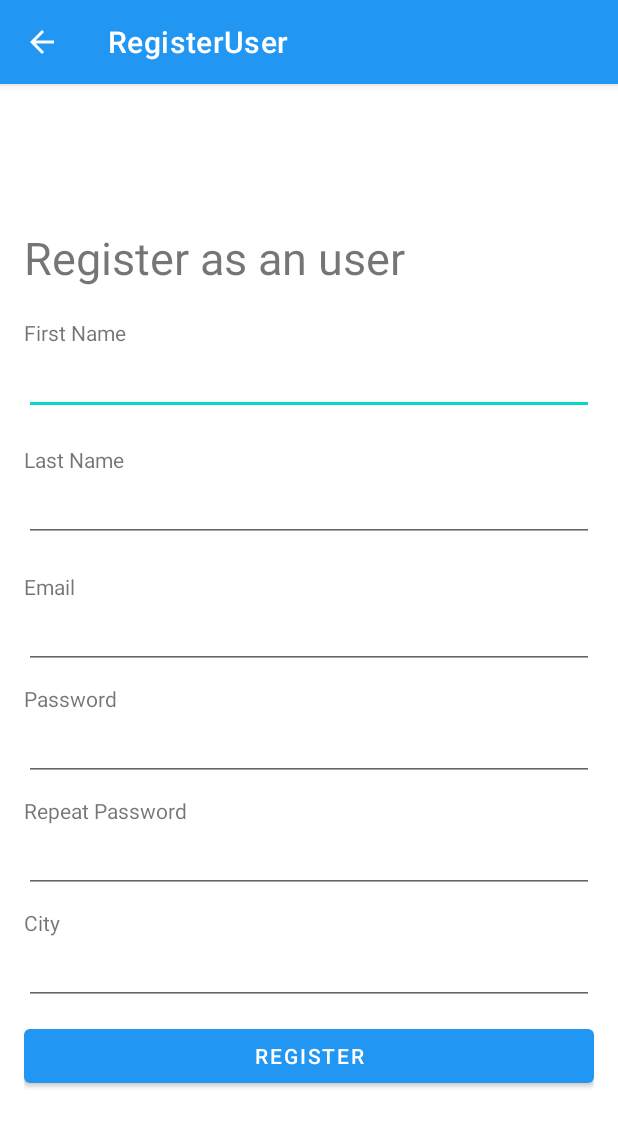
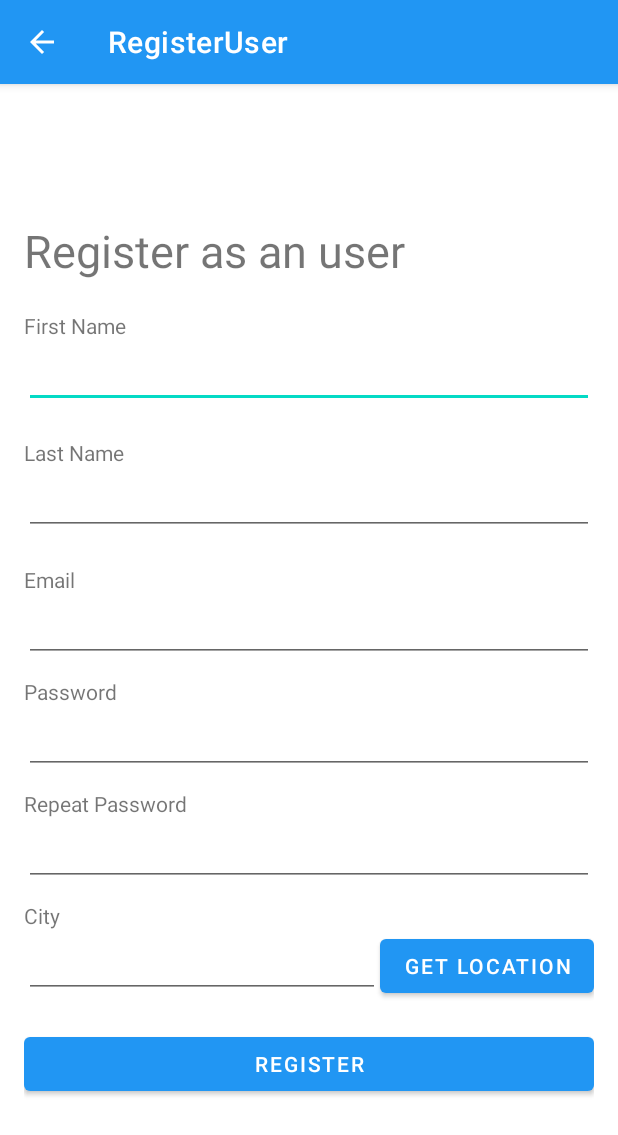
Before and after one commit to BigThor20/FindArtist, an Android app: the RegisterUserActivity screen opened directly, with no data from a screen before it, after a tap on "REGISTER", on a phone screen of 412 x 824 dp. Shown: the top 1135 px of the screen. Run offline under Robolectric (Android 15) with nearby library versions, the phone set to English and light mode, and no system bars; our stand-ins replace Firebase (no records; nobody signed in at launch, a user with empty details on screens opened directly).

Commit message:
add get location on register page

```diff
--- a/app/build.gradle
+++ b/app/build.gradle
@@ -73,6 +73,9 @@ dependencies {
     implementation 'com.github.bumptech.glide:glide:4.12.0'
     annotationProcessor 'com.github.bumptech.glide:compiler:4.12.0'
     implementation 'androidx.fragment:fragment-ktx:1.5.7'
+    implementation 'com.google.android.gms:play-services-location:21.0.1'
+    implementation 'com.google.android.gms:play-services-maps:18.1.0'
+
 
 
 
--- a/app/src/main/AndroidManifest.xml
+++ b/app/src/main/AndroidManifest.xml
@@ -1,6 +1,8 @@
 <?xml version="1.0" encoding="utf-8"?>
 <manifest xmlns:android="http://schemas.android.com/apk/res/android"
     xmlns:tools="http://schemas.android.com/tools">
+    <uses-permission android:name="android.permission.ACCESS_COARSE_LOCATION" />
+    <uses-permission android:name="android.permission.ACCESS_FINE_LOCATION" />
 
     <application
         android:allowBackup="true"
@@ -51,6 +53,8 @@
             android:label="Profile">
         </activity>
 
+
     </application>
 
+
 </manifest>
--- a/app/src/main/java/com/example/findartist/adapter/ItemAdapter.kt
+++ b/app/src/main/java/com/example/findartist/adapter/ItemAdapter.kt
@@ -41,9 +41,7 @@ class ItemAdapter(private val context: Context,
                 listener.onItemClick(adapterPosition, dataset[position].id)
             }
         }
-
     }
-
 
     /**
      * Create new views (invoked by the layout manager)
--- /dev/null
+++ b/app/src/main/java/com/example/findartist/views/RegisterFieldsFragment.kt
@@ -0,0 +1,68 @@
+package com.example.findartist.views
+import android.Manifest
+import android.content.pm.PackageManager
+import android.location.Location
+import android.os.Bundle
+import android.util.Log
+import android.view.LayoutInflater
+import android.view.View
+import android.view.ViewGroup
+import android.widget.Button
+import android.widget.EditText
+import androidx.core.app.ActivityCompat
+import androidx.core.content.ContextCompat
+import androidx.fragment.app.Fragment
+import com.example.findartist.R
+import com.example.findartist.location.LocationUtils
+import com.google.android.gms.location.FusedLocationProviderClient
+import com.google.android.gms.location.LocationServices
+
+class RegisterFieldsFragment : Fragment() {
+
+    private lateinit var fusedLocationClient: FusedLocationProviderClient
+
+    override fun onCreateView(inflater: LayoutInflater, container: ViewGroup?, savedInstanceState: Bundle?): View? {
+        // Inflate the layout for this fragment
+
+        return inflater.inflate(R.layout.fragment_register_fields, container, false)
+    }
+
+    override fun onViewCreated(view: View, savedInstanceState: Bundle?) {
+        super.onViewCreated(view, savedInstanceState)
+
+        fusedLocationClient = LocationServices.getFusedLocationProviderClient(requireActivity())
+
+
+        val getLocationButton = view.findViewById<Button>(R.id.getLocationButton)
+        val cityInput = view.findViewById<EditText>(R.id.editTextCity)
+        getLocationButton.setOnClickListener {
+            requestLocation(cityInput)
+        }
+    }
+
+    private fun requestLocation(cityInput : EditText) {
+        if (ContextCompat.checkSelfPermission(requireContext(), Manifest.permission.ACCESS_FINE_LOCATION)
+            == PackageManager.PERMISSION_GRANTED) {
+            fusedLocationClient.lastLocation
+                .addOnSuccessListener { location: Location? ->
+                    if (location != null) {
+                        // Handle the location here
+                        // For example, you can get the latitude and longitude
+                        val cityName = LocationUtils(requireContext()).getCityName(location)
+                        cityInput.setText(cityName)
+                        Log.i("dd", "se schimba $cityName")
+                    }
+                }
+        } else {
+            ActivityCompat.requestPermissions(
+                requireActivity(),
+                arrayOf(Manifest.permission.ACCESS_FINE_LOCATION),
+                LOCATION_PERMISSION_REQUEST_CODE
+            )
+        }
+    }
+
+    companion object {
+        private const val LOCATION_PERMISSION_REQUEST_CODE = 1
+    }
+}
--- a/app/src/main/java/com/example/findartist/views/RegisterUserActivity.kt
+++ b/app/src/main/java/com/example/findartist/views/RegisterUserActivity.kt
@@ -22,12 +22,12 @@ class RegisterUserActivity : AppCompatActivity() {
 
         val registerButton = findViewById<Button>(R.id.registerUser)
         registerButton.setOnClickListener {
-            val firstName = findViewById<EditText>(R.id.editTextFirstName1).text.toString()
-            val lastName = findViewById<EditText>(R.id.editTextLastName1).text.toString()
-            val mail = findViewById<EditText>(R.id.editTextEmail1).text.toString()
-            val password = findViewById<EditText>(R.id.editTextPassword1).text.toString()
-            val confirmPassword = findViewById<EditText>(R.id.editTextRepeatPassword1).text.toString()
-            val city = findViewById<EditText>(R.id.editTextCity1).text.toString()
+            val firstName = findViewById<EditText>(R.id.editTextFirstName).text.toString()
+            val lastName = findViewById<EditText>(R.id.editTextLastName).text.toString()
+            val mail = findViewById<EditText>(R.id.editTextEmail).text.toString()
+            val password = findViewById<EditText>(R.id.editTextPassword).text.toString()
+            val confirmPassword = findViewById<EditText>(R.id.editTextRepeatPassword).text.toString()
+            val city = findViewById<EditText>(R.id.editTextCity).text.toString()
 
             if (firstName.isNotEmpty() && lastName.isNotEmpty()
                 && mail.isNotEmpty() && password.isNotEmpty()
--- /dev/null
+++ b/app/src/main/res/layout/fragment_register_fields.xml
@@ -0,0 +1,94 @@
+<LinearLayout xmlns:android="http://schemas.android.com/apk/res/android"
+    android:layout_width="match_parent"
+    android:layout_height="match_parent"
+    android:orientation="vertical">
+
+<TextView
+android:layout_width="match_parent"
+android:layout_height="wrap_content"
+android:text="First Name"/>
+
+<EditText
+android:id="@+id/editTextFirstName"
+android:layout_width="match_parent"
+android:layout_height="wrap_content"
+android:layout_marginBottom="20dp"
+android:inputType="text"/>
+
+<TextView
+android:layout_width="match_parent"
+android:layout_height="wrap_content"
+android:text="Last Name"/>
+
+<EditText
+android:id="@+id/editTextLastName"
+android:layout_width="match_parent"
+android:layout_height="wrap_content"
+android:layout_marginBottom="20dp"
+android:inputType="text"/>
+
+<TextView
+android:layout_width="match_parent"
+android:layout_height="wrap_content"
+android:text="Email"/>
+
+<EditText
+android:id="@+id/editTextEmail"
+android:layout_width="match_parent"
+android:layout_height="wrap_content"
+android:layout_marginBottom="10dp"
+android:inputType="textEmailAddress"/>
+
+<TextView
+android:layout_width="match_parent"
+android:layout_height="wrap_content"
+android:text="Password"/>
+
+<EditText
+android:id="@+id/editTextPassword"
+android:layout_width="match_parent"
+android:layout_height="wrap_content"
+android:layout_marginBottom="10dp"
+android:inputType="textPassword"/>
+
+<TextView
+android:layout_width="match_parent"
+android:layout_height="wrap_content"
+android:text="Repeat Password"/>
+
+<EditText
+android:id="@+id/editTextRepeatPassword"
+android:layout_width="match_parent"
+android:layout_height="wrap_content"
+android:layout_marginBottom="10dp"
+android:inputType="textPassword"/>
+
+
+
+<TextView
+android:layout_width="match_parent"
+android:layout_height="wrap_content"
+android:text="City"/>
+
+    <LinearLayout
+        android:layout_width="match_parent"
+        android:layout_height="wrap_content"
+        android:orientation="horizontal">
+
+        <EditText
+            android:id="@+id/editTextCity"
+            android:layout_width="0dp"
+            android:layout_height="wrap_content"
+            android:layout_weight="1"
+            android:layout_marginBottom="10dp"
+            android:inputType="text" />
+
+        <Button
+            android:id="@+id/getLocationButton"
+            android:layout_width="wrap_content"
+            android:layout_height="wrap_content"
+            android:text="Get Location" />
+
+    </LinearLayout>
+
+</LinearLayout>
--- a/app/src/main/res/layout/register_user_page.xml
+++ b/app/src/main/res/layout/register_user_page.xml
@@ -15,79 +15,12 @@
         android:layout_marginBottom="20dp"
         android:text="Register as an user"/>
 
-    <TextView
+    <fragment
+        android:id="@+id/fragment_register_fields"
+        android:name="com.example.findartist.views.RegisterFieldsFragment"
         android:layout_width="match_parent"
         android:layout_height="wrap_content"
-        android:text="First Name"/>
-
-    <EditText
-        android:id="@+id/editTextFirstName1"
-        android:layout_width="match_parent"
-        android:layout_height="wrap_content"
-        android:layout_marginBottom="20dp"
-        android:inputType="text"/>
-
-    <TextView
-        android:layout_width="match_parent"
-        android:layout_height="wrap_content"
-        android:text="Last Name"/>
-
-    <EditText
-        android:id="@+id/editTextLastName1"
-        android:layout_width="match_parent"
-        android:layout_height="wrap_content"
-        android:layout_marginBottom="20dp"
-        android:inputType="text"/>
-
-    <TextView
-        android:layout_width="match_parent"
-        android:layout_height="wrap_content"
-        android:text="Email"/>
-
-    <EditText
-        android:id="@+id/editTextEmail1"
-        android:layout_width="match_parent"
-        android:layout_height="wrap_content"
-        android:layout_marginBottom="10dp"
-        android:inputType="textEmailAddress"/>
-
-    <TextView
-        android:layout_width="match_parent"
-        android:layout_height="wrap_content"
-        android:text="Password"/>
-
-    <EditText
-        android:id="@+id/editTextPassword1"
-        android:layout_width="match_parent"
-        android:layout_height="wrap_content"
-        android:layout_marginBottom="10dp"
-        android:inputType="textPassword"/>
-
-    <TextView
-        android:layout_width="match_parent"
-        android:layout_height="wrap_content"
-        android:text="Repeat Password"/>
-
-    <EditText
-        android:id="@+id/editTextRepeatPassword1"
-        android:layout_width="match_parent"
-        android:layout_height="wrap_content"
-        android:layout_marginBottom="10dp"
-        android:inputType="textPassword"/>
-
-
-
-    <TextView
-        android:layout_width="match_parent"
-        android:layout_height="wrap_content"
-        android:text="City"/>
-
-    <EditText
-        android:id="@+id/editTextCity1"
-        android:layout_width="match_parent"
-        android:layout_height="wrap_content"
-        android:layout_marginBottom="10dp"
-        android:inputType="text"/>
+        android:layout_marginBottom="10dp" />
 
 
 
```
Also changed, not shown: app/src/main/java/com/example/findartist/location/LocationUtils.kt (added, +26 -0 lines), app/src/main/res/layout/register_artist_page.xml (+10 -75 lines).
